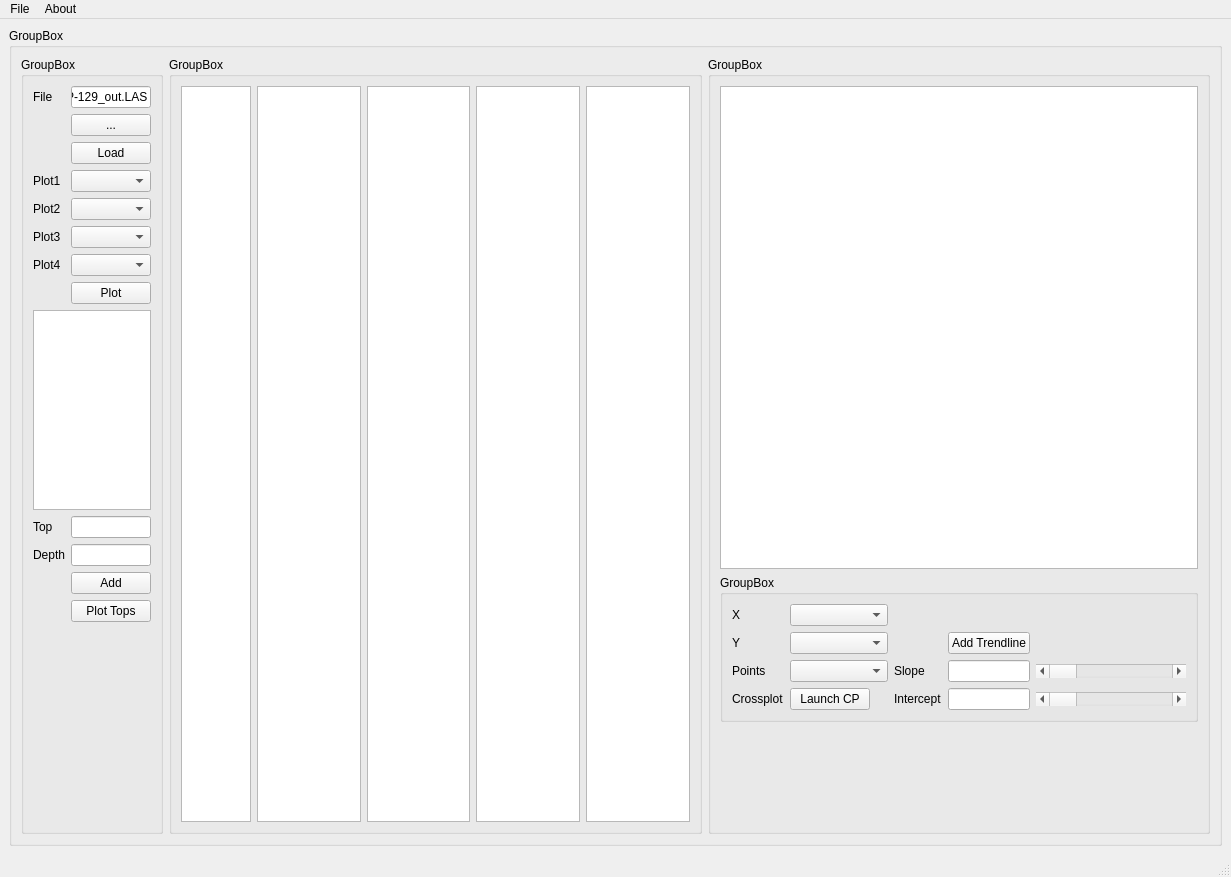
Old version of the form deerfoot.ui in the repository calgeopy/deerfoot.
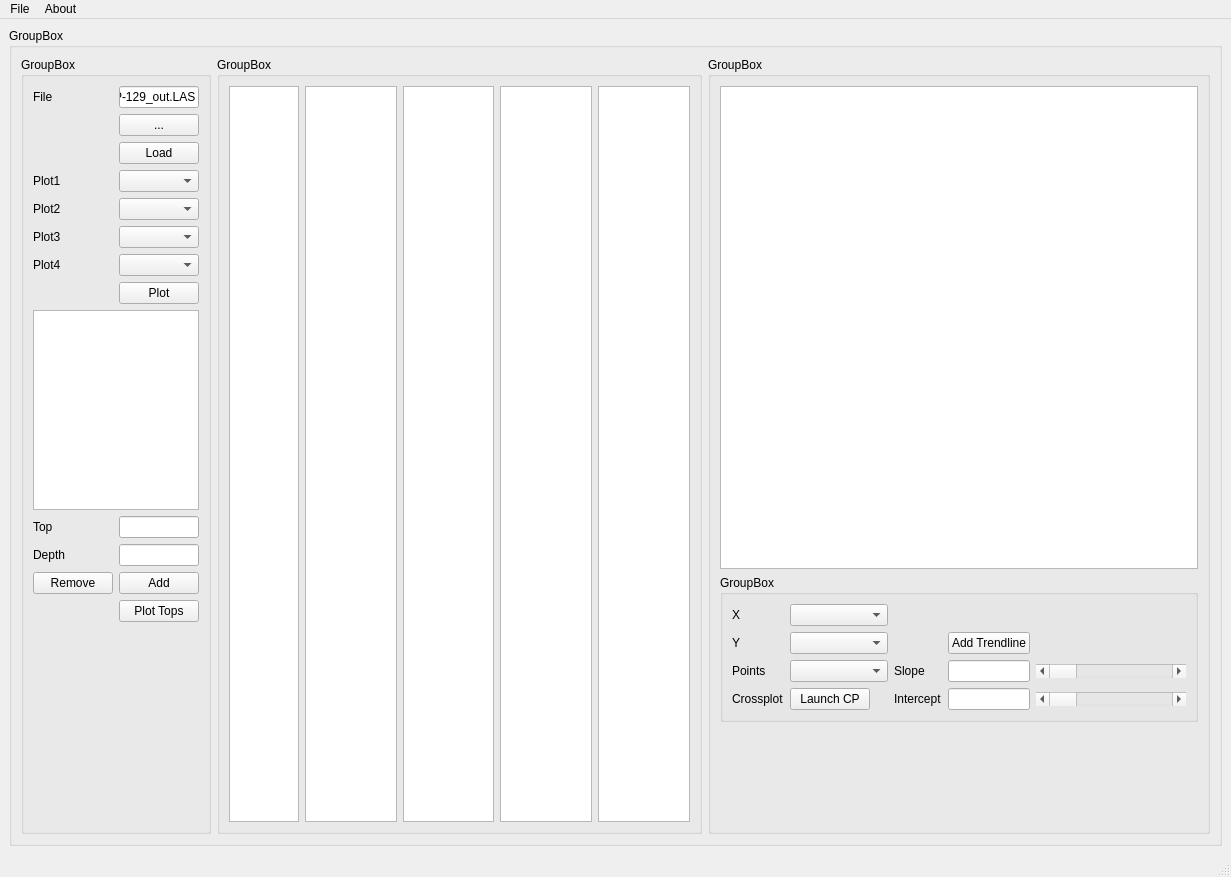
New version of the form. Custom widgets are drawn as their Qt base class.

Commit message: added ability to remove tops

```diff
--- a/deerfoot.ui
+++ b/deerfoot.ui
@@ -158,6 +158,13 @@
             </property>
            </spacer>
           </item>
+          <item row="18" column="0">
+           <widget class="QPushButton" name="btn_removetop">
+            <property name="text">
+             <string>Remove</string>
+            </property>
+           </widget>
+          </item>
          </layout>
         </widget>
        </item>
```
The commit also changes 1 other file.
